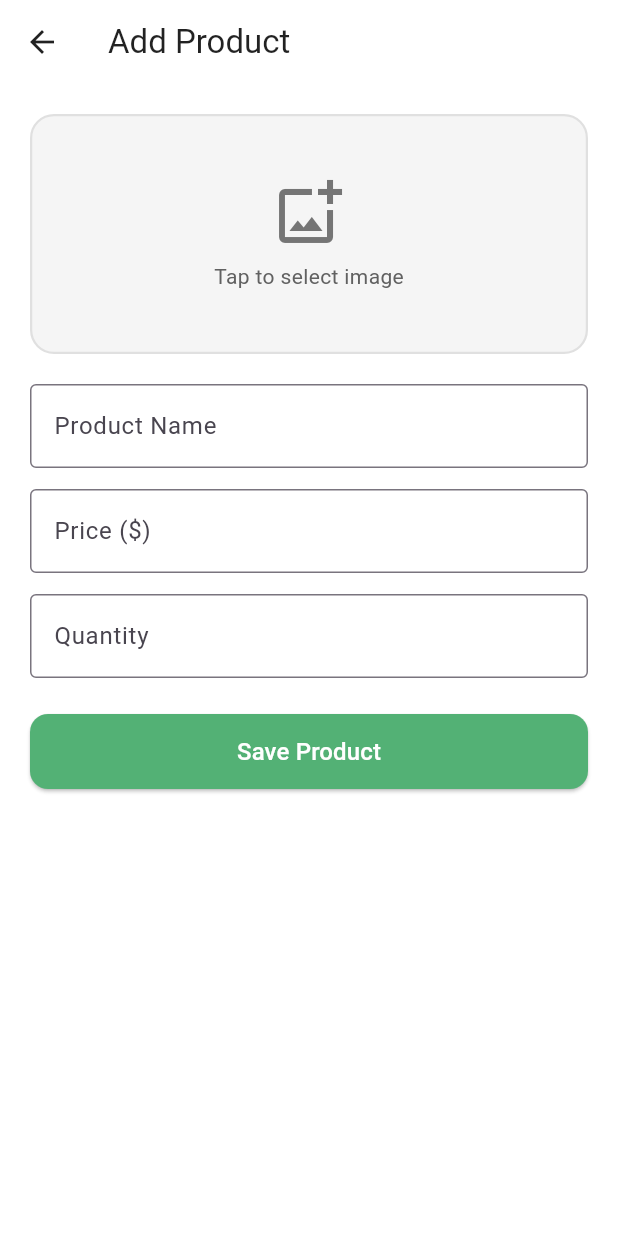
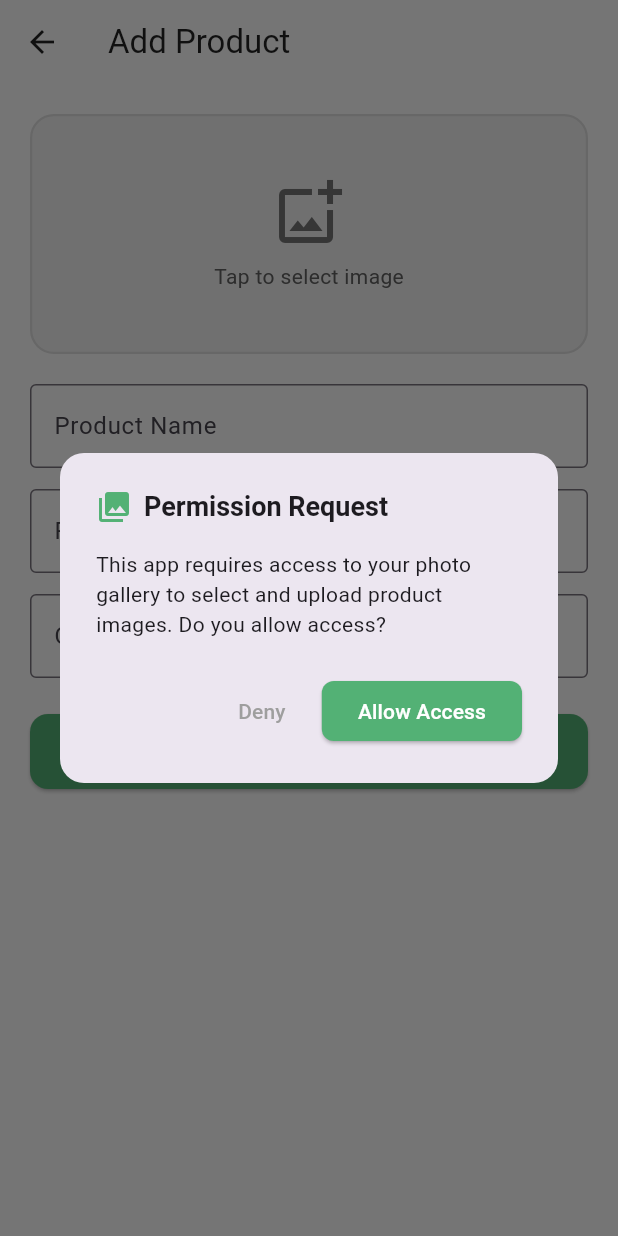
Before and after one commit to BorosSmosSne/groceries_app, a Flutter app: the CreateProductScreen screen opened directly, after a tap on "Tap to select image", on a phone screen of 412 x 824 dp. Run offline on Flutter 3.47's test engine with Material 3 defaults, Android fonts, the phone set to English and light mode, and no system bars; our stand-ins replace carousel_slider, device_preview, flutter_custom_clippers, flutter_slidable, flutter_svg_provider, google_fonts and 2 more; accounts and stored records are empty; network calls fail.

Commit message:
fix product card permission design later

```diff
--- a/lib/screens/create_product_screen.dart
+++ b/lib/screens/create_product_screen.dart
@@ -52,6 +52,55 @@ class _CreateProductScreenState extends State<CreateProductScreen> {
   //   }
   // }
   Future<void> _pickImage() async {
+    // 1. Show an explicit permission explanation dialog before accessing the gallery
+    final bool? allowAccess = await showDialog<bool>(
+      context: context,
+      builder: (ctx) => AlertDialog(
+        shape: RoundedRectangleBorder(borderRadius: BorderRadius.circular(16)),
+        title: const Row(
+          children: [
+            Icon(Icons.photo_library, color: Color(0xFF53B175)),
+            SizedBox(width: 8),
+            Text(
+              'Permission Request',
+              style: TextStyle(fontSize: 18, fontWeight: FontWeight.bold),
+            ),
+          ],
+        ),
+        content: const Text(
+          'This app requires access to your photo gallery to select and upload product images. Do you allow access?',
+          style: TextStyle(fontSize: 14),
+        ),
+        actions: [
+          TextButton(
+            onPressed: () => Navigator.pop(ctx, false),
+            child: const Text('Deny', style: TextStyle(color: Colors.grey)),
+          ),
+          ElevatedButton(
+            style: ElevatedButton.styleFrom(
+              backgroundColor: const Color(0xFF53B175),
+              shape: RoundedRectangleBorder(
+                borderRadius: BorderRadius.circular(8),
+              ),
+            ),
+            onPressed: () => Navigator.pop(ctx, true),
+            child: const Text(
+              'Allow Access',
+              style: TextStyle(color: Colors.white),
+            ),
+          ),
+        ],
+      ),
+    );
+
+    // If user tapped "Deny", halt and inform them
+    if (allowAccess != true) {
+      if (!mounted) return;
+      ScaffoldMessenger.of(context).showSnackBar(
+        const SnackBar(content: Text('Gallery permission was denied.')),
+      );
+      return;
+    }
     try {
       final picker = ImagePicker();
       final file = await picker.pickImage(
```
Also changed, not shown: lib/helpers/product_card_2.dart (added, +216 -0 lines), lib/models/product_model.dart (+23 -3 lines), lib/screens/product_list_screen.dart (+63 -0 lines).
